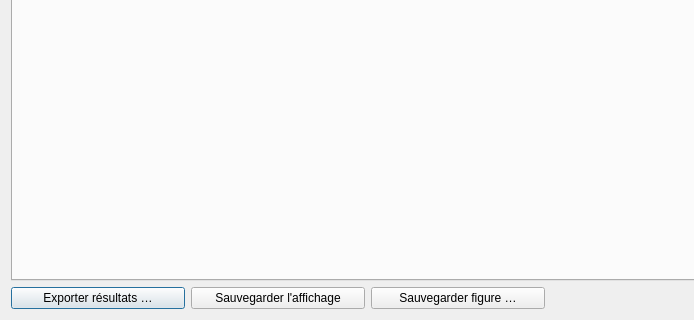
The window that gui/menu_widgets/all_results.ui (TheophileLaPelouse/cycle) describes before a commit, drawn with Qt 5; both pictures show x 0 to 694 and y 541 to 861 of the 1265 by 861 pixel window.
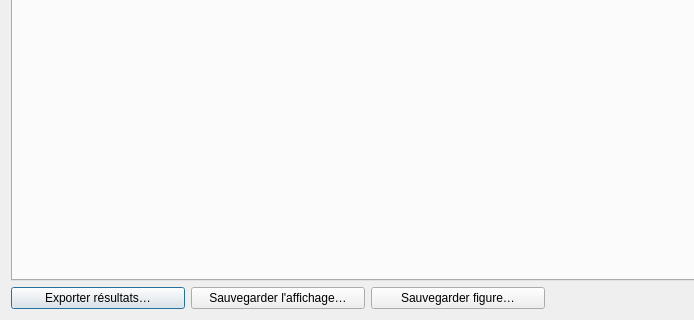
The same window after the commit.

The edit to the form file:
```diff
--- a/gui/menu_widgets/all_results.ui
+++ b/gui/menu_widgets/all_results.ui
@@ -34,7 +34,7 @@
    <item row="2" column="0">
     <widget class="QPushButton" name="export_btn">
      <property name="text">
-      <string>Exporter résultats …</string>
+      <string>Exporter résultats…</string>
      </property>
     </widget>
    </item>
@@ -54,7 +54,7 @@
    <item row="2" column="1">
     <widget class="QPushButton" name="save_all_btn">
      <property name="text">
-      <string>Sauvegarder l'affichage</string>
+      <string>Sauvegarder l'affichage…</string>
      </property>
     </widget>
    </item>
@@ -68,7 +68,7 @@
    <item row="2" column="2">
     <widget class="QPushButton" name="save_plot_btn">
      <property name="text">
-      <string>Sauvegarder figure …</string>
+      <string>Sauvegarder figure…</string>
      </property>
     </widget>
    </item>
```
